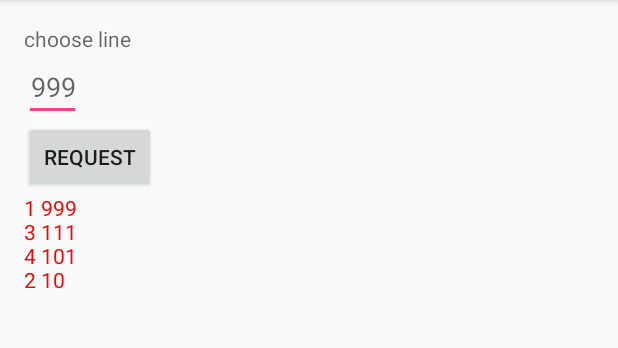
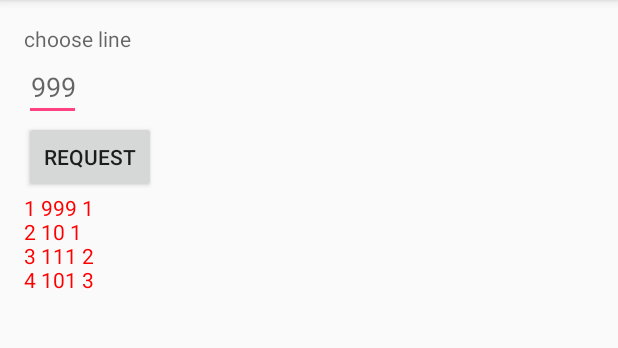
Before and after one commit to REVProfumo/AntibesByBus, an Android app: the screen it shows after launch (MainActivity), after a tap on "REQUEST", on a phone screen of 412 x 824 dp, the part 84-432 px from its top. Run offline under Robolectric (Android 15) with nearby library versions, the phone set to English and light mode, and no system bars.

Commit message:
prototype of the app ok - now only the edittext search is missing

```diff
--- a/Antibes2/app/src/main/java/com/mycompany/antibes/FeedReaderContract.java
+++ b/Antibes2/app/src/main/java/com/mycompany/antibes/FeedReaderContract.java
@@ -19,5 +19,6 @@ public final class FeedReaderContract {
         public static final String TABLE_NAME = "entry";
         public static final String COLUMN_NAME_ENTRY_ID = "entryid";
         public static final String COLUMN_NAME_TITLE = "title";
+        public static final String COLUMN_NAME_SCHEDULE = "schedule";
     }
 }
--- a/Antibes2/app/src/main/java/com/mycompany/antibes/FeedReaderDbHelper.java
+++ b/Antibes2/app/src/main/java/com/mycompany/antibes/FeedReaderDbHelper.java
@@ -36,6 +36,7 @@ public class FeedReaderDbHelper extends SQLiteOpenHelper {
 
             values.put(FeedReaderContract.FeedEntry.COLUMN_NAME_ENTRY_ID, split[0]);
             values.put(FeedReaderContract.FeedEntry.COLUMN_NAME_TITLE, split[1]);
+            values.put(FeedReaderContract.FeedEntry.COLUMN_NAME_SCHEDULE, split[2]);
             db.insert(FeedReaderContract.FeedEntry.TABLE_NAME, null, values);
         }
 
@@ -59,7 +60,8 @@ public class FeedReaderDbHelper extends SQLiteOpenHelper {
             "CREATE TABLE " + FeedReaderContract.FeedEntry.TABLE_NAME + " ( " +
                     FeedReaderContract.FeedEntry._ID + " INTEGER PRIMARY KEY, " +
                     FeedReaderContract.FeedEntry.COLUMN_NAME_ENTRY_ID + TEXT_TYPE + COMMA_SEP +
-                    FeedReaderContract.FeedEntry.COLUMN_NAME_TITLE + TEXT_TYPE +
+                    FeedReaderContract.FeedEntry.COLUMN_NAME_TITLE + TEXT_TYPE + COMMA_SEP +
+                    FeedReaderContract.FeedEntry.COLUMN_NAME_SCHEDULE + TEXT_TYPE +
 //        ... // Any other options for the CREATE command
                     " )";
 
--- a/Antibes2/app/src/main/java/com/mycompany/antibes/MainActivity.java
+++ b/Antibes2/app/src/main/java/com/mycompany/antibes/MainActivity.java
@@ -88,6 +88,7 @@ public class MainActivity extends AppCompatActivity {
         String[] projection = {
                 FeedReaderContract.FeedEntry._ID,
                 FeedReaderContract.FeedEntry.COLUMN_NAME_TITLE,
+                FeedReaderContract.FeedEntry.COLUMN_NAME_SCHEDULE,
         };
 /*
 * The arguments that will be replaced for each ?
@@ -97,7 +98,7 @@ public class MainActivity extends AppCompatActivity {
 
 // How you want the results sorted in the resulting Cursor
         String sortOrder =
-                FeedReaderContract.FeedEntry.COLUMN_NAME_TITLE + " DESC";
+                FeedReaderContract.FeedEntry.COLUMN_NAME_SCHEDULE + " ASC";
 
         Cursor cursor = db.query(
                 FeedReaderContract.FeedEntry.TABLE_NAME,  // The table to query
@@ -113,10 +114,13 @@ public class MainActivity extends AppCompatActivity {
         DatabaseUtils.dumpCursor(cursor);
         int iRow = cursor.getColumnIndex(FeedReaderContract.FeedEntry._ID);
         int iName = cursor.getColumnIndex(FeedReaderContract.FeedEntry.COLUMN_NAME_TITLE);
+        int iSchedule = cursor.getColumnIndex(FeedReaderContract.FeedEntry.COLUMN_NAME_SCHEDULE);
 
 
         for (cursor.moveToFirst(); !cursor.isAfterLast(); cursor.moveToNext()){
-            result = result + cursor.getString(iRow) + " " + cursor.getString(iName) + "\n";
+            result = result + cursor.getString(iRow) + " " + cursor.getString(iName) +
+                    " " + cursor.getString(iSchedule) +
+                    "\n";
         }
         System.out.println(result);
 
--- a/Antibes2/app/src/main/res/values/array.xml
+++ b/Antibes2/app/src/main/res/values/array.xml
@@ -3,10 +3,10 @@
 
     <string-array name="my_array">
 
-        <item>Sophia 999</item>
-        <item>Sophia 10</item>
-        <item>Sophia 111</item>
-        <item>Sophia 101</item>
+        <item>Sophia 999 1</item>
+        <item>Sophia 10 1</item>
+        <item>Sophia 111 2</item>
+        <item>Sophia 101 3</item>
 
     </string-array>
 
```
